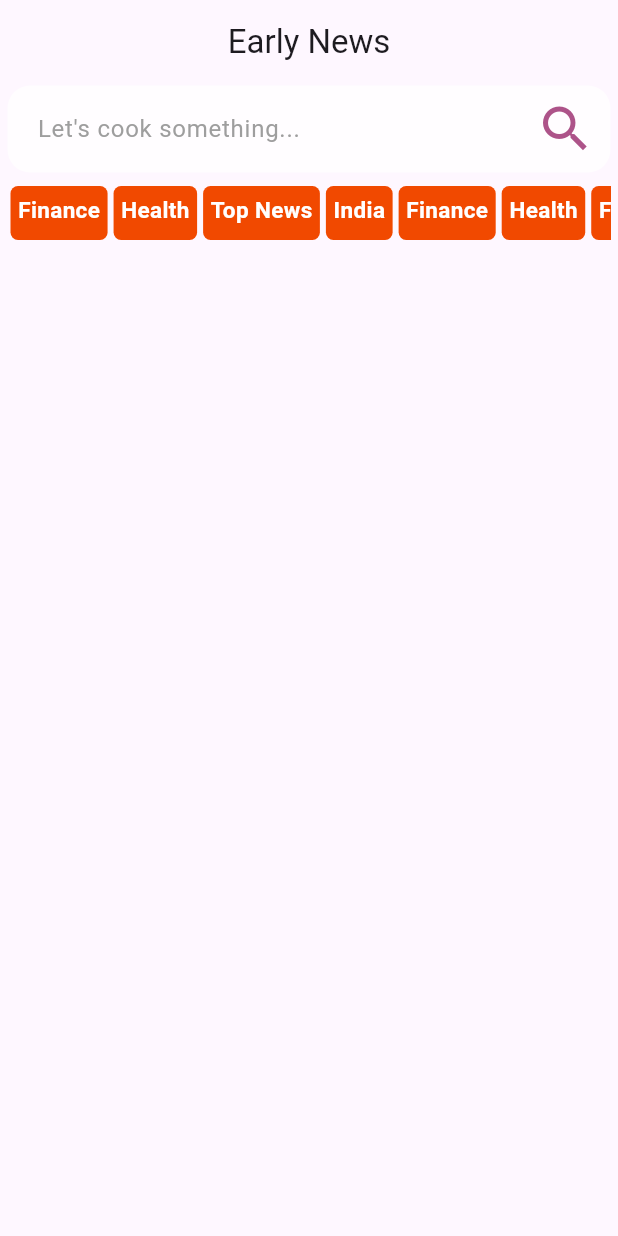
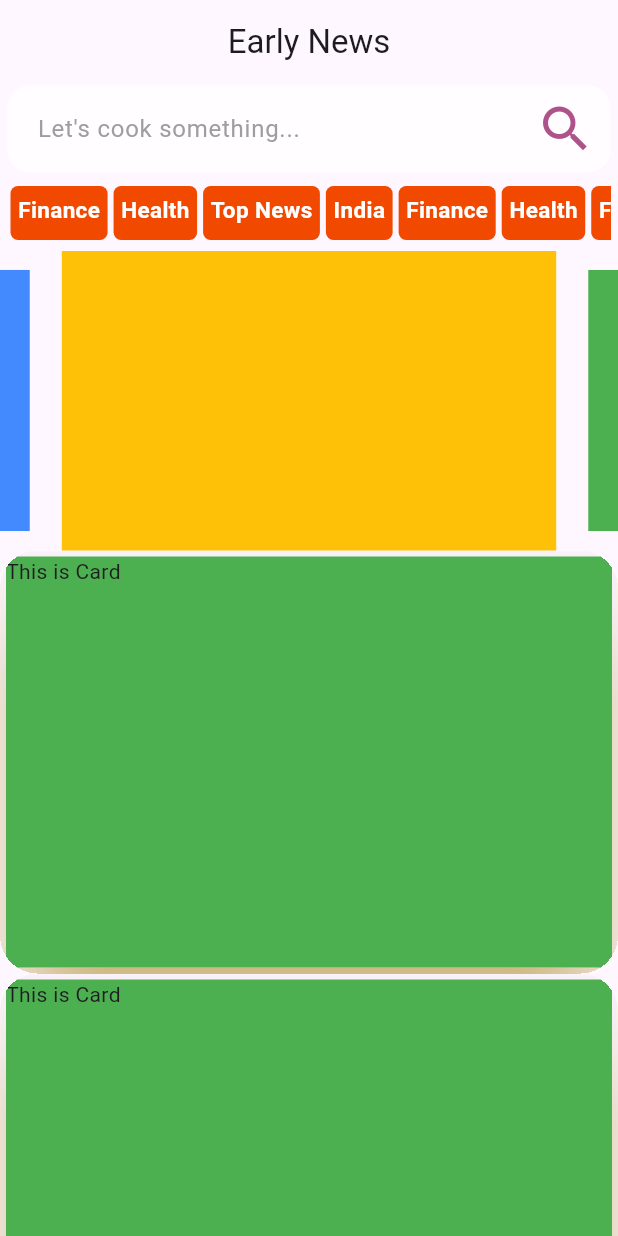
Before and after one commit to master-abhay/News-App, a Flutter app: the screen it shows after launch, on a phone screen of 412 x 824 dp. Run offline on Flutter 3.47's test engine with Material 3 defaults, Android fonts, the phone set to English and light mode, and no system bars; drawn by our look-alikes of carousel_slider.

Commit message:
Added Carousel and card Basic Layout

```diff
--- a/lib/home.dart
+++ b/lib/home.dart
@@ -1,5 +1,6 @@
 import 'package:flutter/material.dart';
 import 'package:carousel_slider/carousel_slider.dart';
+
 class Home extends StatefulWidget {
   const Home({super.key});
 
@@ -17,8 +18,8 @@ class _HomeState extends State<Home> {
     "Top News",
     "India",
     "Finance",
-    "Health"
-    ,"Finance",
+    "Health",
+    "Finance",
     "Health",
     "Top News",
     "India",
@@ -33,13 +34,15 @@ class _HomeState extends State<Home> {
         title: Text("Early News"),
         centerTitle: true,
       ),
-      body: Column(
+      body: SingleChildScrollView(
+        child: Column(
           children: [
             Container(
               padding: const EdgeInsets.fromLTRB(20, 5, 10, 5),
               margin: const EdgeInsets.fromLTRB(5, 1, 5, 2),
               decoration: BoxDecoration(
-                color: Colors.white70, borderRadius: BorderRadius.circular(15)),
+                  color: Colors.white70,
+                  borderRadius: BorderRadius.circular(15)),
               child: Row(
                 children: [
                   Expanded(
@@ -92,7 +95,6 @@ class _HomeState extends State<Home> {
             //navBAR
             Container(
                 padding: EdgeInsets.all(5),
-
                 height: 50,
                 child: ListView.builder(
                     shrinkWrap: true,
@@ -100,22 +102,89 @@ class _HomeState extends State<Home> {
                     itemCount: navBarItem.length,
                     itemBuilder: (context, index) {
                       return InkWell(
-                      onTap: (){
+                        onTap: () {
                           print(navBarItem[index]);
                         },
                         child: Container(
                           padding: const EdgeInsets.all(5),
                           margin: const EdgeInsets.all(2),
                           decoration: BoxDecoration(
-                            color: const Color(	0xffff14900),
+                              color: const Color(0xffff14900),
                               borderRadius: BorderRadius.circular(5)),
-                        child: Text(navBarItem[index],
-                        style: TextStyle(fontSize: 15,fontWeight: FontWeight.bold, color: Colors.white),),
+                          child: Text(
+                            navBarItem[index],
+                            style: TextStyle(
+                                fontSize: 15,
+                                fontWeight: FontWeight.bold,
+                                color: Colors.white),
+                          ),
                         ),
                       );
-                  }))
+                    })),
+//Creating the CarouselSlider
+            CarouselSlider(
+              options: CarouselOptions(
+                height: 200.0,
+                aspectRatio: 16 / 9,
+                viewportFraction: 0.8,
+                initialPage: 0,
+                enableInfiniteScroll: true,
+                reverse: false,
+                autoPlay: true,
+                autoPlayInterval: Duration(seconds: 2),
+                autoPlayAnimationDuration: Duration(milliseconds: 800),
+                autoPlayCurve: Curves.fastOutSlowIn,
+                enlargeCenterPage: true,
+                enlargeFactor: 0.3,
+                scrollDirection: Axis.horizontal,
+              ),
+              items: items.map((item) {
+                return Builder(builder: (BuildContext context) {
+                  return InkWell(
+                    onTap: () {
+                      print("Current Color is $item");
+                    },
+                    child: Container(
+                      decoration: BoxDecoration(color: item),
+                    ),
+                  );
+                });
+              }).toList(),
+            ),
+
+            //Creating the Cards with scrollable listView
+
+            ListView.builder(
+                physics: const NeverScrollableScrollPhysics(),
+                shrinkWrap: true,
+                itemCount: 5,
+                itemBuilder: (context, index) {
+                  return InkWell(
+                    onTap: () {},
+                    child: ClipRRect(
+                      borderRadius: BorderRadius.circular(25),
+                      clipBehavior: Clip.hardEdge,
+                      child: Card(
+                          elevation: 30,
+                          shadowColor: Colors.amber,
+                          child: Stack(children: [
+                            Container(
+                              decoration:
+                                  const BoxDecoration(color: Colors.green),
+                              height: MediaQuery.of(context).size.height - 550,
+                              width: MediaQuery.of(context).size.width,
+                              child: Text("This is Card"),
+                            ),
+                          ])),
+                    ),
+                  );
+                })
           ],
+        ),
       ),
     );
   }
+
+  // list for the Carousel slider:
+  final List items = [Colors.amber, Colors.green, Colors.blueAccent];
 }
```
Lines whose indentation alone changed are shown as unchanged.
